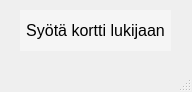
First picture: the form in bank-automat/mainwindow.ui, repository JuusoToratti/tvt23pankkiprojekti, before the edit.
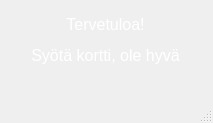
Second picture: the form after the edit. Icons and pictures are not drawn.

What changed in the file:
```diff
--- a/bank-automat/mainwindow.ui
+++ b/bank-automat/mainwindow.ui
@@ -6,8 +6,8 @@
    <rect>
     <x>0</x>
     <y>0</y>
-    <width>192</width>
-    <height>92</height>
+    <width>213</width>
+    <height>123</height>
    </rect>
   </property>
   <property name="windowTitle">
@@ -17,20 +17,28 @@
    <string notr="true">background-image: url(C:/bank.background.jpg);</string>
   </property>
   <widget class="QWidget" name="centralwidget">
+   <property name="styleSheet">
+    <string notr="true"/>
+   </property>
    <widget class="QLabel" name="begin">
     <property name="geometry">
      <rect>
       <x>20</x>
       <y>10</y>
-      <width>151</width>
-      <height>41</height>
+      <width>171</width>
+      <height>61</height>
      </rect>
     </property>
     <property name="styleSheet">
-     <string notr="true">background-color: rgba(255, 255, 255, 100);</string>
+     <string notr="true">
+background-color: transparent;
+background-image: none;
+color: white;
+
+</string>
     </property>
     <property name="text">
-     <string>&lt;html&gt;&lt;head/&gt;&lt;body&gt;&lt;p&gt;&lt;span style=&quot; font-size:12pt;&quot;&gt;Syötä kortti lukijaan&lt;/span&gt;&lt;/p&gt;&lt;/body&gt;&lt;/html&gt;</string>
+     <string>&lt;html&gt;&lt;head/&gt;&lt;body&gt;&lt;p align=&quot;center&quot;&gt;&lt;span style=&quot; font-size:12pt;&quot;&gt;Tervetuloa!&lt;/span&gt;&lt;/p&gt;&lt;p align=&quot;center&quot;&gt;&lt;span style=&quot; font-size:12pt;&quot;&gt;Syötä kortti, ole hyvä&lt;/span&gt;&lt;/p&gt;&lt;/body&gt;&lt;/html&gt;</string>
     </property>
     <property name="alignment">
      <set>Qt::AlignCenter</set>
```
Left out of the diff: 2 changed lines with no effect on the pictures.
